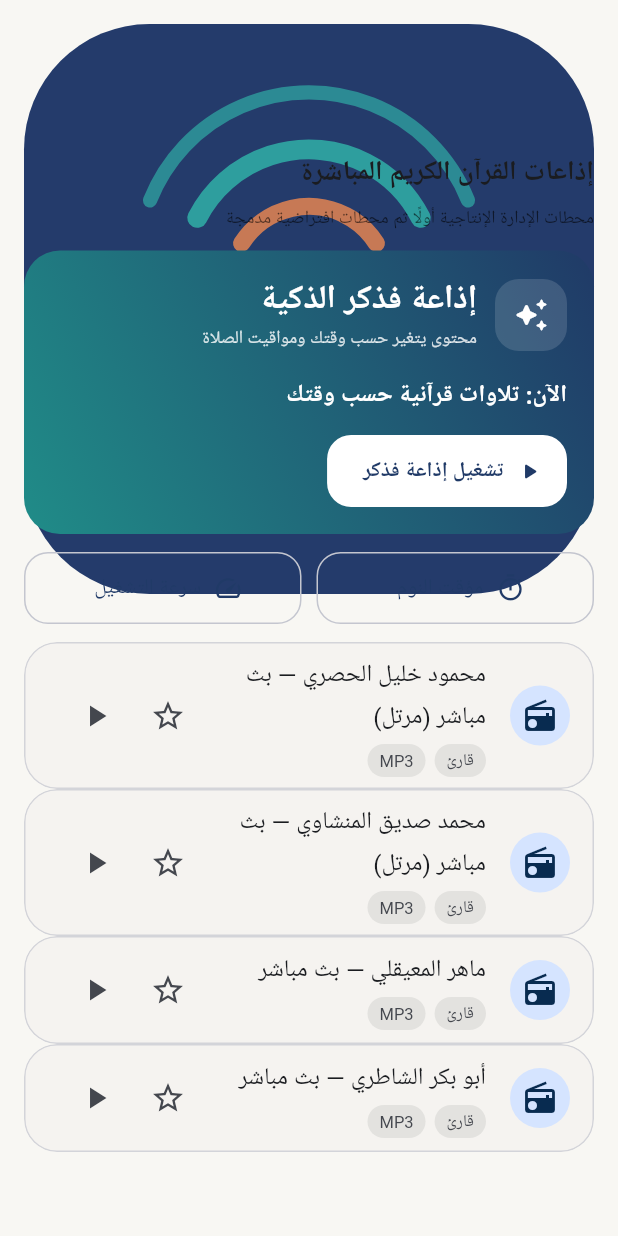
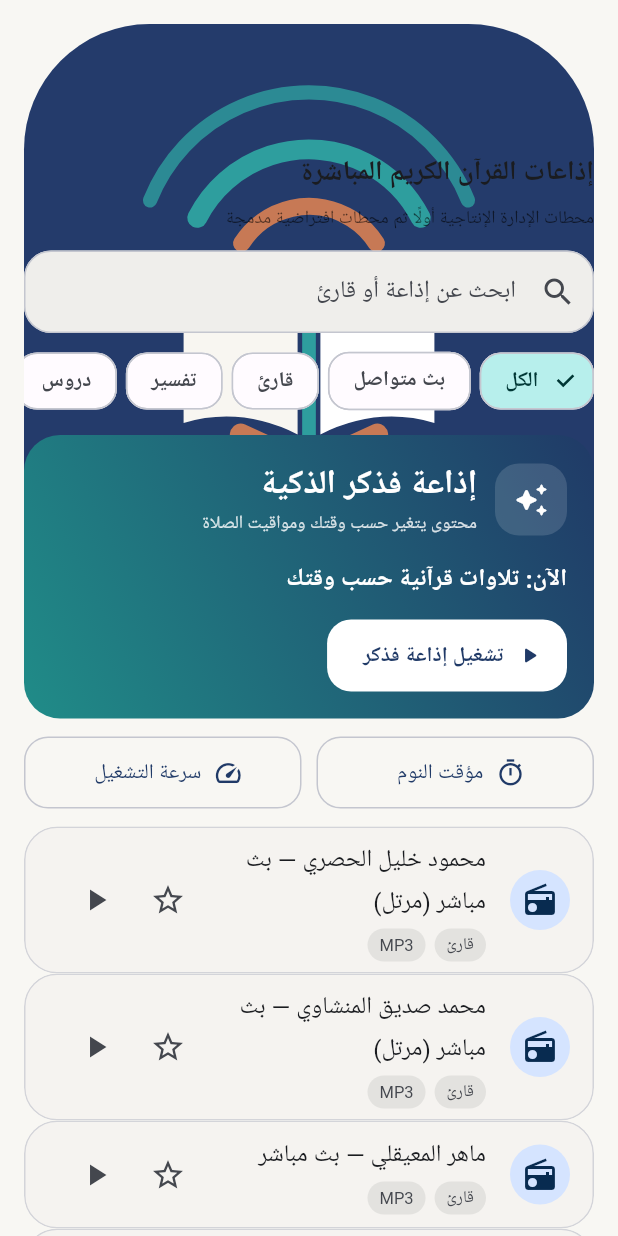
Before and after one commit to moataz77549-byte/Fadhaker2, a Flutter app: the RadioScreen screen opened by its route, on a phone screen of 412 x 824 dp. Run offline on Flutter 3.47's test engine with Material 3 defaults, Android fonts, the phone set to English and light mode, and no system bars; our stand-ins replace app_links, audio_service, cached_network_image, chewie, firebase_core, firebase_crashlytics and 13 more; missing offline and left inert: audio_session, workmanager; accounts and stored records are empty; network calls fail.

Commit message:
Improve Quran glyph rendering, tajweed, offline search and prayer renewal

```diff
--- a/apps/mobile/lib/features/quran/presentation/mushaf_reader_screen.dart
+++ b/apps/mobile/lib/features/quran/presentation/mushaf_reader_screen.dart
@@ -328,6 +328,7 @@
       showDragHandle: true,
       builder: (_) => QuranSearchSheet(
         api: _apiRepo,
+        mushafRepository: _mushafRepo,
         topicRepository: _topicRepo,
       ),
     );
--- a/apps/mobile/lib/features/quran/presentation/tajweed_markup.dart
+++ b/apps/mobile/lib/features/quran/presentation/tajweed_markup.dart
@@ -85,7 +85,7 @@
         .replaceAll('</span>', '');
 
     final rule = RegExp(
-      r'''<tajweed\\s+class=(?:"([^"]+)"|'([^']+)'|([^>\\s]+))>(.*?)</tajweed>''',
+      r'''<tajweed\s+class=(?:"([^"]+)"|'([^']+)'|([^>\s]+))>(.*?)</tajweed>''',
       dotAll: true,
       caseSensitive: false,
     );
--- a/apps/mobile/lib/features/radio/presentation/radio_screen.dart
+++ b/apps/mobile/lib/features/radio/presentation/radio_screen.dart
@@ -12,11 +12,34 @@
 import '../radio_station.dart';
 import '../smart_radio_controller.dart';
 
-class RadioScreen extends ConsumerWidget {
+class RadioScreen extends ConsumerStatefulWidget {
   const RadioScreen({super.key});
 
   @override
-  Widget build(BuildContext context, WidgetRef ref) {
+  ConsumerState<RadioScreen> createState() => _RadioScreenState();
+}
+
+class _RadioScreenState extends ConsumerState<RadioScreen> {
+  final _search = TextEditingController();
+  StationKind? _kind;
+
+  @override
+  void initState() {
+    super.initState();
+    _search.addListener(_refresh);
+  }
+
+  void _refresh() => setState(() {});
+
+  @override
+  void dispose() {
+    _search.removeListener(_refresh);
+    _search.dispose();
+    super.dispose();
+  }
+
+  @override
+  Widget build(BuildContext context) {
     final stations = ref.watch(radioStationsProvider);
     // Selectors دقيقة: إعادة البناء فقط عند تغيّر حالة التشغيل/المحطة
     // الحالية — لا عند كل تحديث لموضع التشغيل (كل ثانية).
@@ -57,6 +80,12 @@
               onAction: () => ref.invalidate(radioStationsProvider),
             );
           }
+          final query = _search.text.trim().toLowerCase();
+          final visible = items.where((station) =>
+              (_kind == null || station.kind == _kind) &&
+              (query.isEmpty || station.nameAr.toLowerCase().contains(query) ||
+                  (station.nameEn?.toLowerCase().contains(query) ?? false)))
+              .toList(growable: false);
           return RefreshIndicator(
             onRefresh: () async => ref.invalidate(radioStationsProvider),
             child: ListView(padding: const EdgeInsets.all(16), children: [
@@ -67,6 +96,39 @@
               const SizedBox(height: 4),
               Text('محطات الإدارة الإنتاجية أولًا ثم محطات افتراضية مدمجة',
                   style: TextStyle(fontSize: 12, color: Theme.of(context).hintColor)),
+              const SizedBox(height: 12),
+              TextField(
+                controller: _search,
+                textDirection: TextDirection.rtl,
+                decoration: InputDecoration(
+                  labelText: 'ابحث عن إذاعة أو قارئ',
+                  prefixIcon: const Icon(Icons.search),
+                  suffixIcon: query.isEmpty ? null : IconButton(
+                    tooltip: 'مسح البحث',
+                    icon: const Icon(Icons.close),
+                    onPressed: _search.clear,
+                  ),
+                ),
+              ),
+              const SizedBox(height: 8),
+              SingleChildScrollView(
+                scrollDirection: Axis.horizontal,
+                child: Row(children: [
+                  ChoiceChip(
+                    label: const Text('الكل'),
+                    selected: _kind == null,
+                    onSelected: (_) => setState(() => _kind = null),
+                  ),
+                  for (final kind in StationKind.values) ...[
+                    const SizedBox(width: 6),
+                    ChoiceChip(
+                      label: Text(stationKindLabel(kind)),
+                      selected: _kind == kind,
+                      onSelected: (_) => setState(() => _kind = kind),
+                    ),
+                  ],
+                ]),
+              ),
               const SizedBox(height: 12),
               _SmartRadioCard(
                 state: smart,
@@ -107,7 +169,12 @@
                 onSpeed: () => showSpeedSheet(context, ref),
               ),
               const SizedBox(height: 12),
-              ...items.map((station) {
+              if (visible.isEmpty)
+                const Padding(
+                  padding: EdgeInsets.all(24),
+                  child: Center(child: Text('لا توجد إذاعات مطابقة لهذا البحث')),
+                ),
+              ...visible.map((station) {
                 final active = currentUri == station.streamUrl && isPlaying;
                 return _StationTile(
                   station: station,
```
Also changed, not shown: apps/mobile/lib/core/services/quran_download_service.dart (+19 -0 lines), apps/mobile/lib/features/offline/presentation/downloads_screen.dart (+12 -3 lines), apps/mobile/lib/features/quran/data/mushaf_repository.dart (+31 -0 lines), apps/mobile/lib/features/quran/data/qcf_page_font_loader.dart (added, +61 -0 lines), apps/mobile/lib/features/quran/presentation/quran_search_sheet.dart (+9 -3 lines), apps/mobile/lib/features/quran/presentation/quran_unified_page_view.dart (+15 -3 lines), 2 other files.
